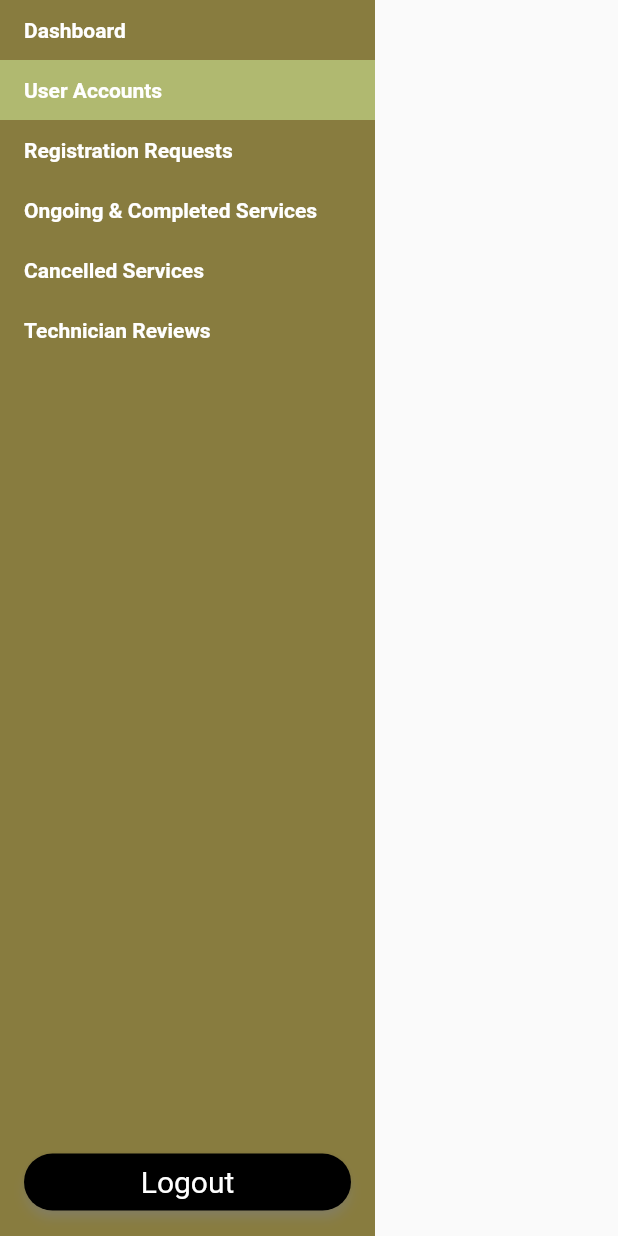
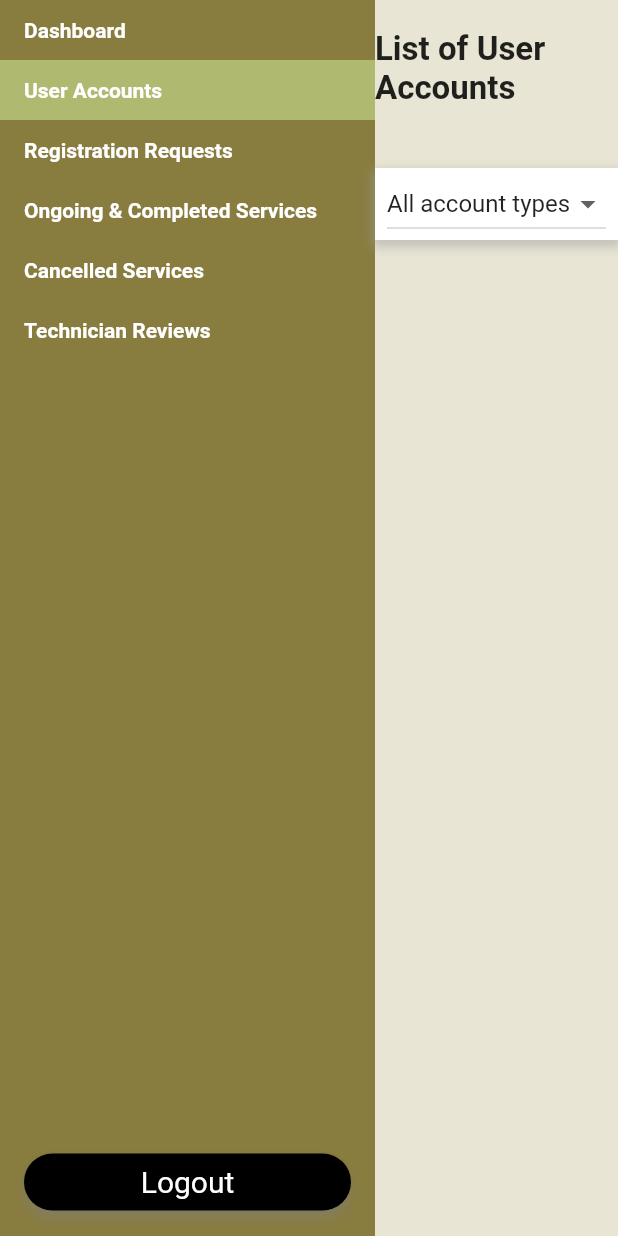
Before and after one commit to TanukiA/Better-Home-Admin, a Flutter app: the VerticalMenu widget shown alone on an empty page, opened directly, after a tap on "User Accounts", on a phone screen of 412 x 824 dp. Run offline on Flutter 3.47's test engine with Material 2 defaults, Android fonts, the light colour scheme and no system bars; our stand-ins replace charts_flutter, cloud_firestore, firebase_auth, firebase_core, firebase_storage, mvc_pattern; accounts and stored records are empty; statements that could not run were skipped.

Commit message:
Updated interface of user accounts page

```diff
--- a/lib/controllers/admin_controller.dart
+++ b/lib/controllers/admin_controller.dart
@@ -1,4 +1,5 @@
 import 'package:better_home_admin/models/admin.dart';
+import 'package:cloud_firestore/cloud_firestore.dart';
 import 'package:mvc_pattern/mvc_pattern.dart';
 import 'package:flutter/material.dart';
 
@@ -20,4 +21,8 @@ class AdminController extends ControllerMVC {
   Future<int> retrieveChartData(String serviceCategory) async {
     return await admin.retrieveServiceCount(serviceCategory);
   }
+
+  Future<Map<String, dynamic>> obtainUserData() async {
+    return await admin.obtainUserData();
+  }
 }
--- a/lib/models/admin.dart
+++ b/lib/models/admin.dart
@@ -1,8 +1,7 @@
 import 'package:better_home_admin/models/database.dart';
+import 'package:cloud_firestore/cloud_firestore.dart';
 import 'package:mvc_pattern/mvc_pattern.dart';
-import 'package:better_home_admin/models/admin.dart';
 import 'package:better_home_admin/models/auth_service.dart';
-import 'package:flutter/material.dart';
 
 class Admin extends ModelMVC {
   String? email;
@@ -42,4 +41,10 @@ class Admin extends ModelMVC {
     final serviceCount = await firestore.readServiceCount(serviceCategory);
     return serviceCount;
   }
+
+  Future<Map<String, dynamic>> obtainUserData() async {
+    Database firestore = Database();
+    final userDoc = await firestore.readUserData();
+    return userDoc;
+  }
 }
--- a/lib/models/database.dart
+++ b/lib/models/database.dart
@@ -44,4 +44,30 @@ class Database extends ChangeNotifier {
         .toList();
     return matchingDocuments.length;
   }
+
+  Future<Map<String, dynamic>> readUserData() async {
+    final customersQuery = _firebaseFirestore.collection('customers');
+    final techniciansQuery = _firebaseFirestore.collection('technicians');
+
+    final customersSnapshot = await customersQuery.get();
+    final techniciansSnapshot = await techniciansQuery.get();
+
+    final List<DocumentSnapshot> allUser = [];
+    final List<String> accountType = [];
+
+    for (final customerDoc in customersSnapshot.docs) {
+      allUser.add(customerDoc);
+      accountType.add('Customer');
+    }
+
+    for (final technicianDoc in techniciansSnapshot.docs) {
+      allUser.add(technicianDoc);
+      accountType.add('Technician');
+    }
+
+    return {
+      'doc': allUser,
+      'accountType': accountType,
+    };
+  }
 }
--- a/lib/views/admin_dashboard.dart
+++ b/lib/views/admin_dashboard.dart
@@ -97,6 +97,7 @@ class _AdminDashboardState extends StateMVC<AdminDashboard> {
                     VerticalMenu(
                       loginCon: LoginController(),
                       adminCon: AdminController(),
+                      currentScreen: "Dashboard",
                     ),
                     Expanded(
                       child: Row(
@@ -226,9 +227,7 @@ class _AdminDashboardState extends StateMVC<AdminDashboard> {
                     ),
                   ],
                 )
-              : const Center(
-                  child: Text('Error: Failed to load chart data.'),
-                ),
+              : Container(),
     );
   }
 }
--- /dev/null
+++ b/lib/views/user_accounts_page.dart
@@ -0,0 +1,232 @@
+import 'package:better_home_admin/controllers/admin_controller.dart';
+import 'package:better_home_admin/controllers/login_controller.dart';
+import 'package:better_home_admin/views/vertical_menu.dart';
+import 'package:cloud_firestore/cloud_firestore.dart';
+import 'package:flutter/material.dart';
+import 'package:mvc_pattern/mvc_pattern.dart';
+
+class UserAccountsPage extends StatefulWidget {
+  const UserAccountsPage({Key? key, required this.adminCon}) : super(key: key);
+  final AdminController adminCon;
+
+  @override
+  StateMVC<UserAccountsPage> createState() => _UserAccountsPageState();
+}
+
+class _UserAccountsPageState extends StateMVC<UserAccountsPage> {
+  bool isLoading = true;
+  List<DocumentSnapshot> usersDoc = [];
+  List<String> accountTypeList = [];
+  String selectedAccountType = "All account types";
+  final List<String> accountTypeOptions = [
+    "All account types",
+    "Customer",
+    "Technician",
+  ];
+
+  @override
+  void initState() {
+    setUserData();
+    super.initState();
+  }
+
+  Future<void> setUserData() async {
+    final mapData = await widget.adminCon.obtainUserData();
+    usersDoc = mapData['doc'];
+    accountTypeList = mapData['accountType'];
+    setState(() {
+      isLoading = false;
+    });
+  }
+
+  @override
+  void dispose() {
+    super.dispose();
+  }
+
+  @override
+  Widget build(BuildContext context) {
+    Size size = MediaQuery.of(context).size;
+
+    final ButtonStyle viewBtnStyle = ElevatedButton.styleFrom(
+      textStyle: const TextStyle(
+        fontSize: 12,
+      ),
+      backgroundColor: const Color.fromRGBO(46, 125, 45, 1),
+      foregroundColor: Colors.white,
+      fixedSize: Size(size.width * 0.10, 33),
+      shape: RoundedRectangleBorder(
+        borderRadius: BorderRadius.circular(30),
+      ),
+      elevation: 3,
+      shadowColor: Colors.grey[400],
+    );
+
+    return Scaffold(
+      backgroundColor: const Color(0xFFE8E5D4),
+      body: isLoading == true
+          ? const Center(
+              child: CircularProgressIndicator(
+                color: Color.fromARGB(255, 51, 119, 54),
+              ),
+            )
+          : Row(
+              children: [
+                VerticalMenu(
+                  loginCon: LoginController(),
+                  adminCon: AdminController(),
+                  currentScreen: "User Accounts",
+                ),
+                Expanded(
+                  child: Column(
+                    children: [
+                      const SizedBox(height: 20),
+                      const Text(
+                        "List of User Accounts",
+                        style: TextStyle(
+                          fontSize: 22,
+                          fontWeight: FontWeight.bold,
+                        ),
+                      ),
+                      const SizedBox(height: 20),
+                      Container(
+                        margin: const EdgeInsets.only(top: 20, bottom: 12),
+                        padding: const EdgeInsets.only(left: 8, right: 8),
+                        decoration: BoxDecoration(
+                          color: Colors.white,
+                          boxShadow: [
+                            BoxShadow(
+                              color: Colors.grey.withOpacity(0.5),
+                              spreadRadius: 2,
+                              blurRadius: 5,
+                              offset: const Offset(0, 3),
+                            ),
+                          ],
+                        ),
+                        child: DropdownButton<String>(
+                          value: selectedAccountType,
+                          items: accountTypeOptions
+                              .map<DropdownMenuItem<String>>((String value) {
+                            return DropdownMenuItem<String>(
+                              value: value,
+                              child: Text(value),
+                            );
+                          }).toList(),
+                          onChanged: (String? newValue) {
+                            setState(() {
+                              selectedAccountType = newValue!;
+                            });
+                          },
+                        ),
+                      ),
+                      Expanded(
+                        child: SingleChildScrollView(
+                          child: SizedBox(
+                            height: MediaQuery.of(context).size.height - 150,
+                            child: ListView.builder(
+                              itemCount: usersDoc.length,
+                              itemBuilder: (context, index) {
+                                final currentType = accountTypeList[index];
+                                final userDoc = usersDoc[index];
+
+                                if (selectedAccountType !=
+                                        "All account types" &&
+                                    selectedAccountType != currentType) {
+                                  return const SizedBox.shrink();
+                                }
+
+                                return GestureDetector(
+                                  onTap: () {},
+                                  child: Container(
+                                    width: double.infinity,
+                                    margin:
+                                        const EdgeInsets.fromLTRB(60, 7, 60, 7),
+                                    padding: const EdgeInsets.all(20),
+                                    decoration: BoxDecoration(
+                                      color: Colors.white,
+                                      borderRadius: BorderRadius.circular(30),
+                                      boxShadow: const [
+                                        BoxShadow(
+                                          color: Colors.grey,
+                                          blurRadius: 3,
+                                          offset: Offset(0, 2),
+                                        ),
+                                      ],
+                                    ),
+                                    child: Column(
+                                      crossAxisAlignment:
+                                          CrossAxisAlignment.start,
+                                      children: [
+                                        Row(
+                                          mainAxisAlignment:
+                                              MainAxisAlignment.start,
+                                          children: [
+                                            Text(
+                                              currentType,
+                                              style: const TextStyle(
+                                                fontSize: 16,
+                                                fontWeight: FontWeight.bold,
+                                                color: Color.fromARGB(
+                                                    255, 8, 114, 70),
+                                              ),
+                                            ),
+                                            const SizedBox(width: 35),
+                                            Column(
+                                              crossAxisAlignment:
+                                                  CrossAxisAlignment.start,
+                                              children: [
+                                                Text(
+                                                  userDoc['name'],
+                                                  style: const TextStyle(
+                                                    fontSize: 16,
+                                                    fontWeight: FontWeight.bold,
+                                                  ),
+                                                ),
+                                                const SizedBox(height: 8),
+                                                Text(
+                                                  userDoc['phoneNumber'],
+                                                  style: TextStyle(
+                                                    fontSize: 14,
+                                                    color: Colors.grey[600],
+                                                  ),
+                                                ),
+                                              ],
+                                            ),
+                                            const Spacer(),
+                                            ElevatedButton(
+                                              onPressed: () {
+                                                // Handle "View full profile" button action
+                                              },
+                                              style: viewBtnStyle,
+                                              child: const Text(
+                                                'View full profile',
+                                              ),
+                                            ),
+                                            const SizedBox(width: 120),
+                                            IconButton(
+                                              onPressed: () {
+                                                // Handle trash bin icon action
+                                              },
+                                              icon: const Icon(Icons.delete),
+                                              color: Colors.red,
+                                              iconSize: 30,
+                                            ),
+                                          ],
+                                        ),
+                                      ],
+                                    ),
+                                  ),
+                                );
+                              },
+                            ),
+                          ),
+                        ),
+                      ),
+                    ],
+                  ),
+                ),
+              ],
+            ),
+    );
+  }
+}
--- a/lib/views/vertical_menu.dart
+++ b/lib/views/vertical_menu.dart
@@ -1,5 +1,7 @@
 import 'package:better_home_admin/controllers/admin_controller.dart';
 import 'package:better_home_admin/controllers/login_controller.dart';
+import 'package:better_home_admin/views/admin_dashboard.dart';
+import 'package:better_home_admin/views/user_accounts_page.dart';
 import 'package:flutter/material.dart';
 import 'package:mvc_pattern/mvc_pattern.dart';
 
@@ -8,10 +10,12 @@ class VerticalMenu extends StatefulWidget {
     Key? key,
     required this.loginCon,
     required this.adminCon,
+    required this.currentScreen,
   }) : super(key: key);
 
   final LoginController loginCon;
   final AdminController adminCon;
+  final String currentScreen;
 
   @override
   StateMVC<VerticalMenu> createState() => _VerticalMenuState();
@@ -32,13 +36,41 @@ class _VerticalMenuState extends StateMVC<VerticalMenu> {
   @override
   void initState() {
     super.initState();
-    selectedMenuItem = menuItems.first;
+    selectedMenuItem = widget.currentScreen;
   }
 
   void onMenuItemSelected(String menuItem) {
     setState(() {
       selectedMenuItem = menuItem;
     });
+
+    switch (menuItem) {
+      case 'Dashboard':
+        Navigator.push(
+          context,
+          MaterialPageRoute(
+            builder: (context) => AdminDashboard(
+              loginCon: widget.loginCon,
+              adminCon: widget.adminCon,
+            ),
+          ),
+        );
+        break;
+      case 'User Accounts':
+        Navigator.push(
+          context,
+          MaterialPageRoute(
+            builder: (context) => UserAccountsPage(
+              adminCon: widget.adminCon,
+            ),
+          ),
+        );
+        break;
+
+      // Handle other menu items here
+      default:
+        break;
+    }
   }
 
   @override
```
